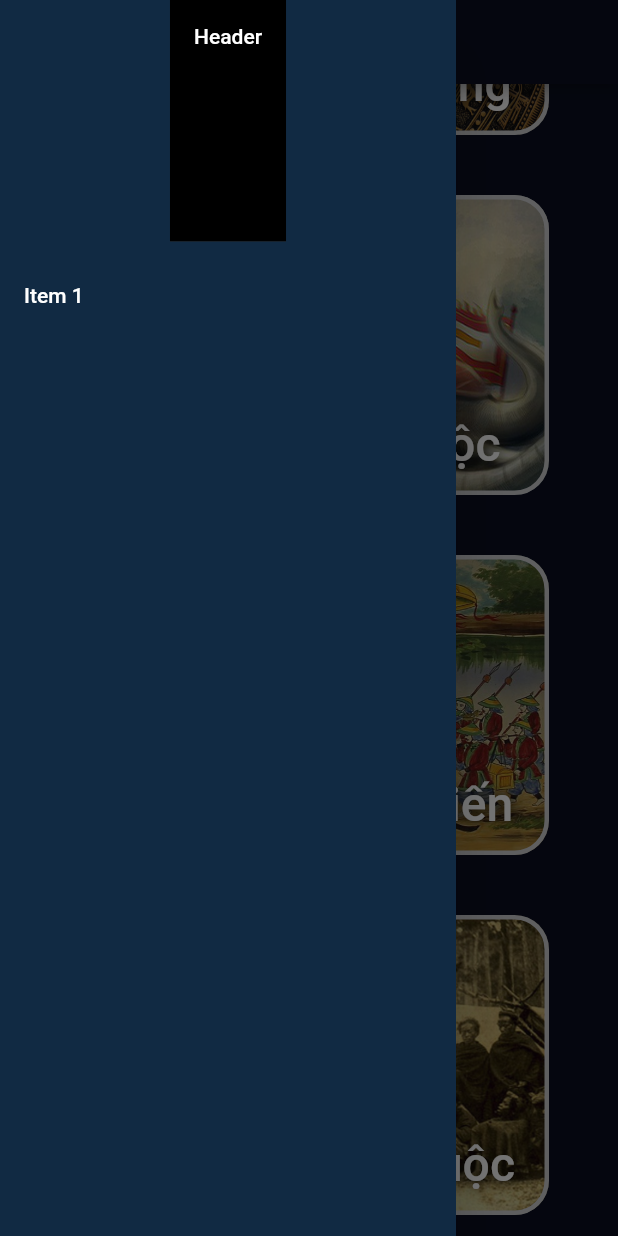
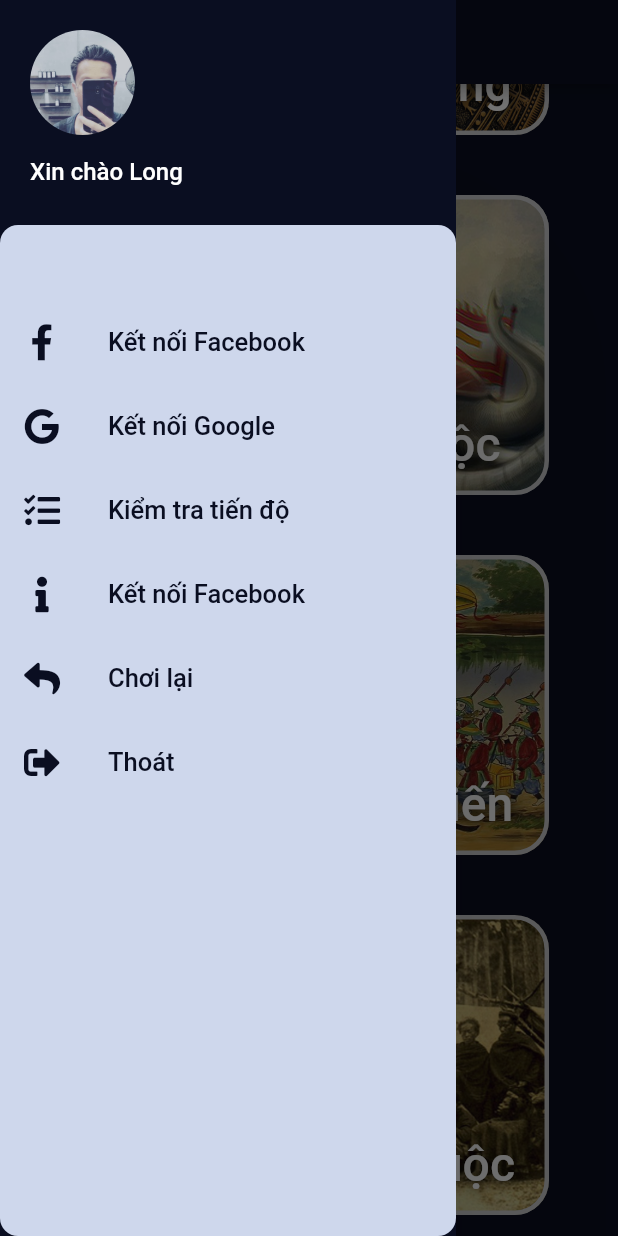
Before and after one commit to BlowJ/history_quizz, a Flutter app: the screen it shows after launch, scrolled down 576 dp, after a tap on the "dehaze" icon, on a phone screen of 412 x 824 dp. Run offline on Flutter 3.47's test engine with Material 2 defaults, Android fonts, the phone set to English and light mode, and no system bars; our stand-ins replace font_awesome_flutter, google_fonts.

Commit message:
1. Design new widgets in drawer.dart 2. Add Provider

```diff
--- a/lib/main.dart
+++ b/lib/main.dart
@@ -6,6 +6,10 @@ import 'package:history_quizz/screens/phap_thuoc_screen.dart';
 import 'package:history_quizz/screens/phong_kiren_screen.dart';
 import 'package:history_quizz/screens/tien_su_screen.dart';
 import 'package:history_quizz/screens/welcome_screen.dart';
+import 'package:history_quizz/widgets/question_cards.dart';
+import 'package:provider/provider.dart';
+import 'package:history_quizz/widgets/question_cards.dart';
+import 'package:history_quizz/models/quizz_brain.dart';
 
 void main() {
   runApp(MyApp());
@@ -15,7 +19,13 @@ class MyApp extends StatelessWidget {
   // This widget is the root of your application.
   @override
   Widget build(BuildContext context) {
-    return MaterialApp(
+    return MultiProvider(
+      providers: [
+        ChangeNotifierProvider(
+          create: (context) => QuizzData(),
+        )
+      ],
+      child: MaterialApp(
         theme: ThemeData.dark().copyWith(
           primaryColor: Color(0xFF0A0E21),
           scaffoldBackgroundColor: Color(0xFF0A0E21),
@@ -31,6 +41,7 @@ class MyApp extends StatelessWidget {
           PhongKien.id: (context) => PhongKien(),
           TienSu.id: (context) => TienSu(),
         },
+      ),
     );
   }
 }
--- /dev/null
+++ b/lib/models/quizz_brain.dart
@@ -0,0 +1,58 @@
+import 'dart:collection';
+import 'package:flutter/foundation.dart';
+import 'package:flutter/material.dart';
+import 'package:provider/provider.dart';
+import 'package:history_quizz/widgets/question_cards.dart';
+import 'package:history_quizz/widgets/answer_cards.dart';
+
+class QuizzData extends ChangeNotifier {
+  List<QuestionCard> _q = [
+    QuestionCard(
+      questionNumber: 'Câu 1',
+      questionText:
+          'Cho đến nay, các nhà khảo cổ học đã tìm thấy dấu vết của người vượn Homo erectus trong một số hang động ở đâu ?',
+    ),
+    QuestionCard(
+      questionNumber: 'Câu 2',
+      questionText:
+          'Con người đã sử dụng nhiều loại công cụ bằng đá có chức năng riêng; biết làm đồ gốm, trồng trọt sơ khai, từ giã hái lượm để sản xuất vào thời điểm nào ?',
+    ),
+  ];
+
+  List<AnswerCard> _a = [
+    AnswerCard(
+      answerText: 'Lạng Sơn',
+    ),
+    AnswerCard(answerText: 'Hà Nội'),
+    AnswerCard(answerText: 'Lào Cai'),
+    AnswerCard(answerText: 'Phú Yên'),
+  ];
+
+  get question {
+    return _q;
+  }
+
+  get answer {
+    return _a;
+  }
+
+  // set newQuestion (String newN, String newT){
+  //    question.questionNumber = newN;
+  //    question.questionText = newT;
+  // }
+  void checkAnswer(String a) {
+    if (a == 'Lạng Sơn') {
+      question[0].questionNumber = 'Câu 2';
+      question[0].questionText =
+          'Con người đã sử dụng nhiều loại công cụ bằng đá có chức năng riêng; biết làm đồ gốm, trồng trọt sơ khai, từ giã hái lượm để sản xuất vào thởi điểm nào ?';
+      answer[0].answerText = 'Khoảng 6000 - 10000 năm trước';
+      answer[1].answerText = 'Khoảng 4000 - 10000 năm trước';
+      answer[2].answerText = 'Khoảng 2000 - 5000 năm trước';
+      answer[3].answerText = 'Khoảng 2000 - 6000 năm trước';
+      // print('ok');
+      notifyListeners();
+    } else {
+      print('err');
+    }
+  }
+}
--- a/lib/screens/tien_su_screen.dart
+++ b/lib/screens/tien_su_screen.dart
@@ -5,6 +5,8 @@ import 'package:history_quizz/screens/tien_su_screen.dart';
 import 'package:history_quizz/widgets/answer_cards.dart';
 import 'package:history_quizz/widgets/question_cards.dart';
 import 'package:history_quizz/widgets/header.dart';
+import 'package:provider/provider.dart';
+import 'package:history_quizz/models/quizz_brain.dart';
 
 class TienSu extends StatefulWidget {
   static const String id = 'tien_su_screen';
@@ -28,16 +30,12 @@ class _TienSuState extends State<TienSu> {
                 timeRemain: '30',
                 lifeRemain: '10',
               ),
-              QuestionCard(
-                questionNumber: 'Câu 1',
-                questionText:
-                    'Cho đến nay, các nhà khảo cổ học đã tìm thấy dấu vết của người vượn Homo erectus trong một số hang động ở đâu ?',
-              ),
+              Provider.of<QuizzData>(context).question[0],
               Padding(padding: EdgeInsets.only(top: 35.0)),
-              AnswerCard(answerText: 'Lạng Sơn'),
-              AnswerCard(answerText: 'Hà Nội'),
-              AnswerCard(answerText: 'Lào Cai'),
-              AnswerCard(answerText: 'Phú Yên'),
+              Provider.of<QuizzData>(context).answer[0],
+              Provider.of<QuizzData>(context).answer[1],
+              Provider.of<QuizzData>(context).answer[2],
+              Provider.of<QuizzData>(context).answer[3],
             ],
           ),
         )),
--- a/lib/screens/welcome_screen.dart
+++ b/lib/screens/welcome_screen.dart
@@ -22,18 +22,17 @@ class _WelcomePage extends State<WelcomePage> {
   Widget build(BuildContext context) {
     return Scaffold(
         drawer: Drawer(
-          elevation: 20.0,
+          elevation: 100.0,
           child: DrawerList(),
         ),
-
         appBar: AppBar(
             leading: Padding(
-          padding: EdgeInsets.only(left: 20.0, top: 10.0),
+              padding: EdgeInsets.only(left: 10.0, top: 5.0),
           child: Builder(
             builder: (context) => IconButton(
                 icon: Icon(
                   Icons.dehaze,
-                  size: 50.0,
+                  size: 40.0,
                 ),
                 onPressed: () {
                   Scaffold.of(context).openDrawer();
--- a/lib/widgets/answer_cards.dart
+++ b/lib/widgets/answer_cards.dart
@@ -1,13 +1,21 @@
 import 'package:flutter/material.dart';
+import 'package:history_quizz/models/quizz_brain.dart';
+import 'package:history_quizz/widgets/question_cards.dart';
+import 'package:provider/provider.dart';
 
 class AnswerCard extends StatelessWidget {
-  AnswerCard({this.answerText});
+  AnswerCard({this.answerText, this.checkAnswer});
 
+  @override
   String answerText;
+  Function checkAnswer;
 
   @override
   Widget build(BuildContext context) {
-    return Container(
+    return Consumer<QuizzData>(
+      builder: (context, quizzdata, child) {
+        return GestureDetector(
+          child: Container(
             margin: EdgeInsets.only(bottom: 27.0),
             width: double.infinity,
             height: 55.0,
@@ -24,7 +32,7 @@ class AnswerCard extends StatelessWidget {
             child: Text(
               answerText,
               style: TextStyle(
-          fontSize: 32.0,
+                fontSize: 20.0,
                 color: Color(0xFFFFFFFF),
                 fontWeight: FontWeight.w500,
                 shadows: [
@@ -36,6 +44,12 @@ class AnswerCard extends StatelessWidget {
                 ],
               ),
             ),
+          ),
+          onTap: () {
+            quizzdata.checkAnswer(answerText);
+          },
+        );
+      },
     );
   }
 }
--- a/lib/widgets/drawer_list.dart
+++ b/lib/widgets/drawer_list.dart
@@ -1,6 +1,7 @@
 import 'package:flutter/cupertino.dart';
 import 'package:flutter/material.dart';
-import 'package:curved_drawer/curved_drawer.dart';
+import 'package:font_awesome_flutter/font_awesome_flutter.dart';
+import 'package:history_quizz/widgets/drawer_list_titles.dart';
 
 class DrawerList extends StatelessWidget {
   const DrawerList({
@@ -9,22 +10,98 @@ class DrawerList extends StatelessWidget {
 
   @override
   Widget build(BuildContext context) {
+    Color pColor = Theme.of(context).primaryColor;
+
     return SafeArea(
       child: Container(
-        decoration: BoxDecoration(
-          color: Color(0xFF112A43),
-        ),
+        height: double.infinity,
+        width: double.infinity,
+        color: Theme.of(context).primaryColor,
         child: Column(
-          crossAxisAlignment: CrossAxisAlignment.center,
+          crossAxisAlignment: CrossAxisAlignment.start,
           children: <Widget>[
-            DrawerHeader(
-              decoration: BoxDecoration(
-                color: Colors.black,
+            Row(
+              children: <Widget>[
+                Expanded(
+                  flex: 2,
+                  child: Container(
+                    height: 150.0,
+                    padding: EdgeInsets.only(left: 20.0, top: 20.0),
+                    decoration: BoxDecoration(color: pColor),
+                    child: Column(
+                      crossAxisAlignment: CrossAxisAlignment.start,
+                      children: <Widget>[
+                        Container(
+                          height: 70.0,
+                          width: 70.0,
+                          decoration: BoxDecoration(
+                            image: DecorationImage(
+                              image: AssetImage('images/avatar.jpg'),
+                            ),
+                            shape: BoxShape.circle,
+                          ),
+                        ),
+                        Padding(padding: EdgeInsets.only(top: 15.0)),
+                        Text(
+                          'Xin chào Long',
+                          style: TextStyle(
+                              fontSize: 16.0, fontWeight: FontWeight.w500),
+                        )
+                      ],
+                    ),
+                  ),
+                ),
+              ],
+            ),
+            // SizedBox(
+            //   height: 0.0,
+            // ),
+            Expanded(
+              flex: 3,
+              child: Container(
+                padding: EdgeInsets.only(top: 50.0),
+                // height: 300.0,
+                width: double.infinity,
+                decoration: BoxDecoration(
+                  color: Color(0xFFCED7EC),
+                  shape: BoxShape.rectangle,
+                  borderRadius: BorderRadius.circular(12.0),
+                ),
+                child: ListView(
+                  children: <Widget>[
+                    DrawerListTitle(
+                      pColor: pColor,
+                      leadIcon: FontAwesomeIcons.facebookF,
+                      titleText: 'Kết nối Facebook',
+                    ),
+                    DrawerListTitle(
+                      pColor: pColor,
+                      leadIcon: FontAwesomeIcons.google,
+                      titleText: 'Kết nối Google',
+                    ),
+                    DrawerListTitle(
+                      pColor: pColor,
+                      leadIcon: FontAwesomeIcons.tasks,
+                      titleText: 'Kiểm tra tiến độ',
+                    ),
+                    DrawerListTitle(
+                      pColor: pColor,
+                      leadIcon: FontAwesomeIcons.info,
+                      titleText: 'Kết nối Facebook',
+                    ),
+                    DrawerListTitle(
+                      pColor: pColor,
+                      leadIcon: FontAwesomeIcons.reply,
+                      titleText: 'Chơi lại',
+                    ),
+                    DrawerListTitle(
+                      pColor: pColor,
+                      leadIcon: FontAwesomeIcons.signOutAlt,
+                      titleText: 'Thoát',
+                    ),
+                  ],
+                ),
               ),
-              child: Text("Header"),
-            ),
-            ListTile(
-              title: Text('Item 1'),
             )
           ],
         ),
--- /dev/null
+++ b/lib/widgets/drawer_list_titles.dart
@@ -0,0 +1,24 @@
+import 'package:flutter/material.dart';
+import 'package:font_awesome_flutter/font_awesome_flutter.dart';
+
+class DrawerListTitle extends StatelessWidget {
+  DrawerListTitle({@required this.pColor, this.leadIcon, this.titleText});
+
+  final Color pColor;
+  IconData leadIcon;
+  String titleText;
+
+  @override
+  Widget build(BuildContext context) {
+    return ListTile(
+      leading: Icon(
+        leadIcon,
+        color: pColor,
+      ),
+      title: Text(
+        titleText,
+        style: TextStyle(color: pColor, fontSize: 17.0),
+      ),
+    );
+  }
+}
--- a/lib/widgets/question_cards.dart
+++ b/lib/widgets/question_cards.dart
@@ -1,4 +1,6 @@
 import 'package:flutter/material.dart';
+import 'package:history_quizz/models/quizz_brain.dart';
+import 'package:provider/provider.dart';
 
 class QuestionCard extends StatelessWidget {
   QuestionCard({this.questionNumber, this.questionText});
@@ -8,6 +10,8 @@ class QuestionCard extends StatelessWidget {
 
   @override
   Widget build(BuildContext context) {
+    return Consumer<QuizzData>(
+      builder: (context, quizzdata, child) {
         return Container(
           margin: EdgeInsets.only(top: 10.0),
           padding: EdgeInsets.all(30.0),
@@ -49,5 +53,7 @@ class QuestionCard extends StatelessWidget {
             ],
           ),
         );
+      },
+    );
   }
 }
--- a/pubspec.yaml
+++ b/pubspec.yaml
@@ -30,7 +30,8 @@ dependencies:
   cupertino_icons: ^0.1.3
   provider: ^4.3.2+2
   google_fonts: ^1.1.1
-  curved_drawer: ^0.1.2
+  font_awesome_flutter: ^8.10.0
+
 
 
 
```
Also changed, not shown: images/avatar.jpg (added), pubspec.lock. Lines whose indentation alone changed are shown as unchanged.
